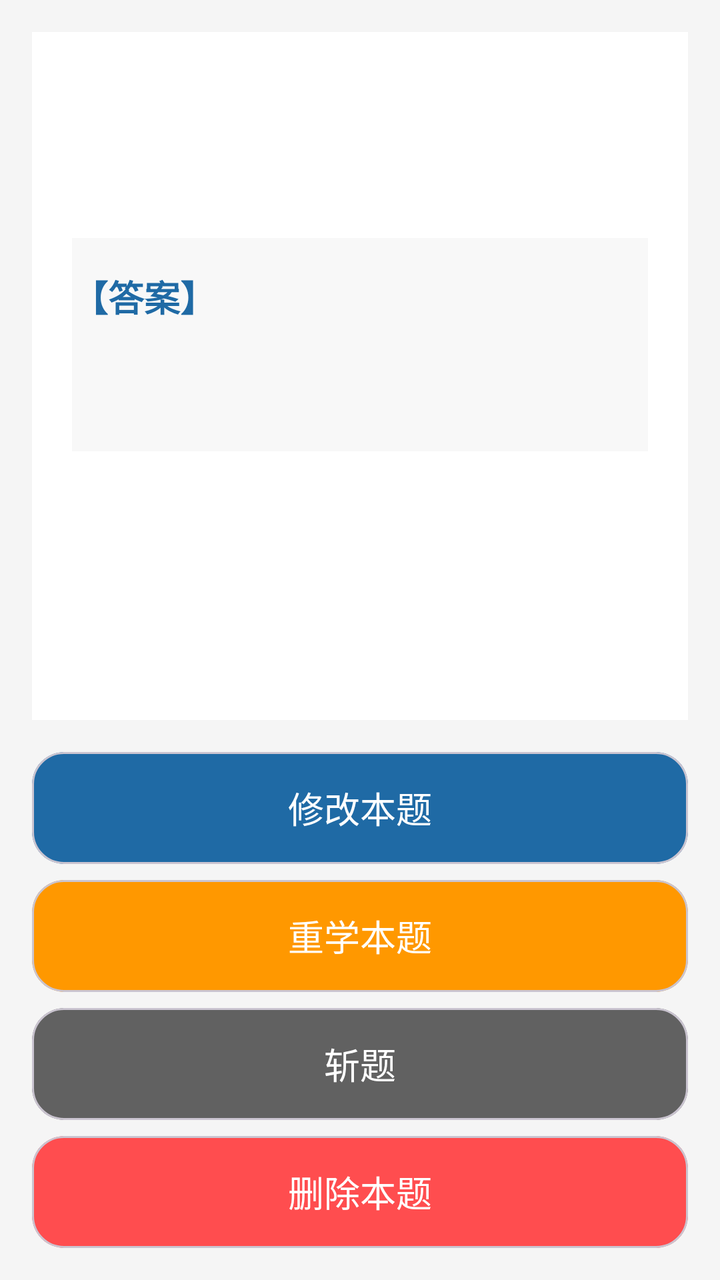
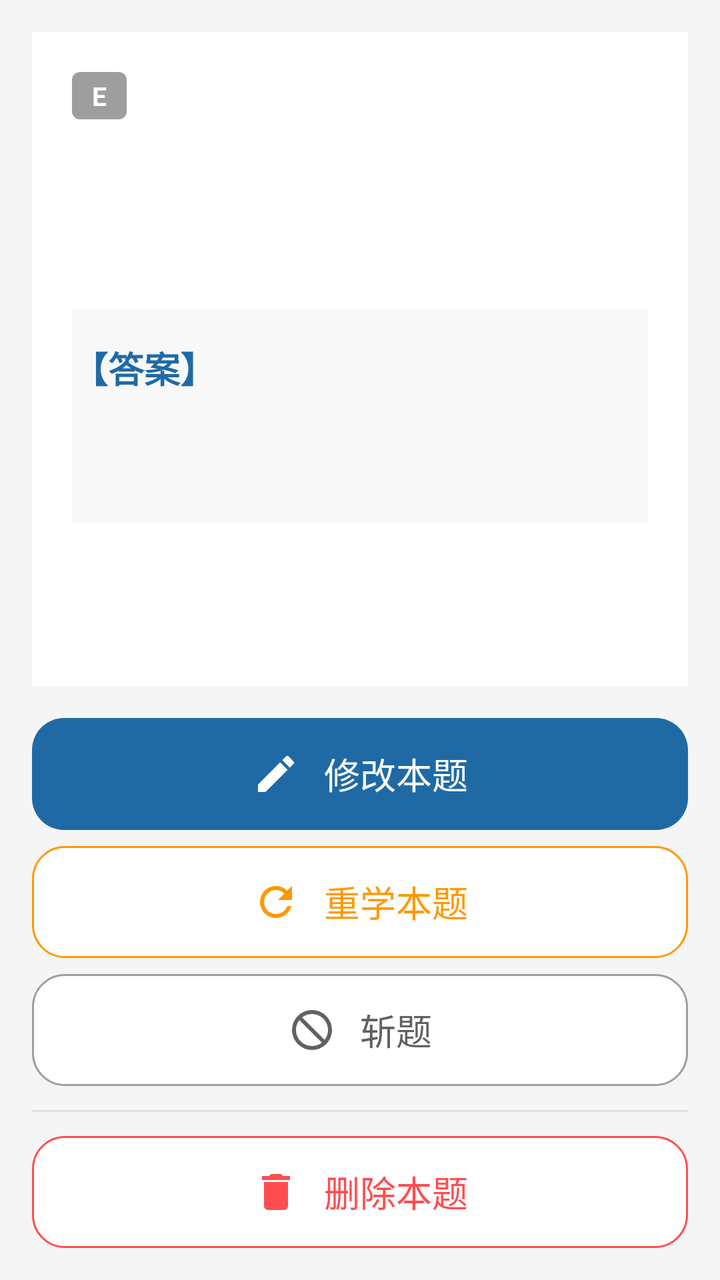

Compare the two renders of this Android layout. The source of the first and the diff that turns it into the second are given below.
<!-- AndroidManifest.xml: application theme Theme.Demo -->
<!-- res/layout/activity_question_detail.xml -->
<?xml version="1.0" encoding="utf-8"?>
<LinearLayout
    xmlns:android="http://schemas.android.com/apk/res/android"
    xmlns:app="http://schemas.android.com/apk/res-auto"
    android:layout_width="match_parent"
    android:layout_height="match_parent"
    android:orientation="vertical"
    android:background="#f5f5f5"
    android:padding="16dp">

    <androidx.core.widget.NestedScrollView
        android:layout_width="match_parent"
        android:layout_height="0dp"
        android:layout_weight="1"
        android:background="@android:color/white"
        android:padding="20dp">

        <LinearLayout
            android:layout_width="match_parent"
            android:layout_height="wrap_content"
            android:orientation="vertical">

            <TextView
                android:id="@+id/tv_question"
                android:layout_width="match_parent"
                android:layout_height="wrap_content"
                android:textSize="20sp"
                android:textColor="#333333"
                android:lineSpacingExtra="8dp"/>

            <HorizontalScrollView
                android:layout_width="match_parent"
                android:layout_height="wrap_content"
                android:layout_marginTop="16dp">
                <LinearLayout
                    android:id="@+id/review_image_layout"
                    android:layout_width="wrap_content"
                    android:layout_height="wrap_content"
                    android:orientation="horizontal"
                    android:padding="8dp"/>
            </HorizontalScrollView>

            <LinearLayout
                android:id="@+id/answer_layout"
                android:layout_width="match_parent"
                android:layout_height="wrap_content"
                android:orientation="vertical"
                android:layout_marginTop="24dp"
                android:paddingTop="16dp"
                android:background="#f8f8f8">

                <TextView
                    android:layout_width="wrap_content"
                    android:layout_height="wrap_content"
                    android:text="【答案】"
                    android:textSize="18sp"
                    android:textStyle="bold"
                    android:textColor="#1f6aa5"/>

                <TextView
                    android:id="@+id/tv_answer"
                    android:layout_width="match_parent"
                    android:layout_height="wrap_content"
                    android:textSize="18sp"
                    android:textColor="#333333"
                    android:layout_marginTop="8dp"/>

                <HorizontalScrollView
                    android:layout_width="match_parent"
                    android:layout_height="wrap_content"
                    android:layout_marginTop="16dp">
                    <LinearLayout
                        android:id="@+id/answer_image_layout"
                        android:layout_width="wrap_content"
                        android:layout_height="wrap_content"
                        android:orientation="horizontal"
                        android:padding="8dp"/>
                </HorizontalScrollView>

            </LinearLayout>

        </LinearLayout>

    </androidx.core.widget.NestedScrollView>

    
    <LinearLayout
        android:layout_width="match_parent"
        android:layout_height="wrap_content"
        android:orientation="vertical"
        android:layout_marginTop="16dp">

        
        <com.google.android.material.card.MaterialCardView
            android:id="@+id/btn_edit"
            android:layout_width="match_parent"
            android:layout_height="56dp"
            app:cardCornerRadius="16dp"
            app:cardBackgroundColor="#1f6aa5"
            android:layout_marginBottom="8dp">

            <TextView
                android:layout_width="match_parent"
                android:layout_height="match_parent"
                android:text="修改本题"
                android:textColor="@android:color/white"
                android:textSize="18sp"
                android:gravity="center"/>
        </com.google.android.material.card.MaterialCardView>

        
        <com.google.android.material.card.MaterialCardView
            android:id="@+id/btn_restudy"
            android:layout_width="match_parent"
            android:layout_height="56dp"
            app:cardCornerRadius="16dp"
            app:cardBackgroundColor="#ff9800"
            android:layout_marginBottom="8dp">

            <TextView
                android:layout_width="match_parent"
                android:layout_height="match_parent"
                android:text="重学本题"
                android:textColor="@android:color/white"
                android:textSize="18sp"
                android:gravity="center"/>
        </com.google.android.material.card.MaterialCardView>

        
        <com.google.android.material.card.MaterialCardView
            android:id="@+id/btn_exclude"
            android:layout_width="match_parent"
            android:layout_height="56dp"
            app:cardCornerRadius="16dp"
            app:cardBackgroundColor="#616161"
            android:layout_marginBottom="8dp">

            <TextView
                android:id="@+id/btn_exclude_text"
                android:layout_width="match_parent"
                android:layout_height="match_parent"
                android:text="斩题"
                android:textColor="@android:color/white"
                android:textSize="18sp"
                android:gravity="center"/>
        </com.google.android.material.card.MaterialCardView>

        
        <com.google.android.material.card.MaterialCardView
            android:id="@+id/btn_delete"
            android:layout_width="match_parent"
            android:layout_height="56dp"
            app:cardCornerRadius="16dp"
            app:cardBackgroundColor="#ff4d4f">

            <TextView
                android:layout_width="match_parent"
                android:layout_height="match_parent"
                android:text="删除本题"
                android:textColor="@android:color/white"
                android:textSize="18sp"
                android:gravity="center"/>
        </com.google.android.material.card.MaterialCardView>

    </LinearLayout>

</LinearLayout>
<!-- resources referenced by this layout -->
<resources>
  <!-- unchanged entries left out for length: 2 -->
</resources>

<!-- the commit's change to res/layout/activity_question_detail.xml (unified diff, before → after) -->
@@ -20,13 +20,48 @@
             android:layout_height="wrap_content"
             android:orientation="vertical">
 
+            
+            <LinearLayout
+                android:layout_width="wrap_content"
+                android:layout_height="wrap_content"
+                android:orientation="horizontal"
+                android:gravity="center_vertical">
+
+                <TextView
+                    android:id="@+id/tv_level_badge"
+                    android:layout_width="wrap_content"
+                    android:layout_height="wrap_content"
+                    android:background="@drawable/bg_level_badge"
+                    android:paddingHorizontal="10dp"
+                    android:paddingVertical="3dp"
+                    android:textColor="@android:color/white"
+                    android:textSize="13sp"
+                    android:textStyle="bold"
+                    android:text="E" />
+
+                <TextView
+                    android:id="@+id/tv_excluded_badge"
+                    android:layout_width="wrap_content"
+                    android:layout_height="wrap_content"
+                    android:layout_marginStart="8dp"
+                    android:background="@drawable/bg_level_badge"
+                    android:paddingHorizontal="10dp"
+                    android:paddingVertical="3dp"
+                    android:textColor="@android:color/white"
+                    android:textSize="13sp"
+                    android:textStyle="bold"
+                    android:text="已斩"
+                    android:visibility="gone" />
+            </LinearLayout>
+
             <TextView
                 android:id="@+id/tv_question"
                 android:layout_width="match_parent"
                 android:layout_height="wrap_content"
+                android:layout_marginTop="12dp"
                 android:textSize="20sp"
-                android:textColor="#333333"
-                android:lineSpacingExtra="8dp"/>
+                android:textColor="@color/detail_text_primary"
+                android:lineSpacingExtra="8dp" />
 
             <HorizontalScrollView
                 android:layout_width="match_parent"
@@ -37,7 +72,7 @@
                     android:layout_width="wrap_content"
                     android:layout_height="wrap_content"
                     android:orientation="horizontal"
-                    android:padding="8dp"/>
+                    android:padding="8dp" />
             </HorizontalScrollView>
 
             <LinearLayout
@@ -55,15 +90,15 @@
                     android:text="【答案】"
                     android:textSize="18sp"
                     android:textStyle="bold"
-                    android:textColor="#1f6aa5"/>
+                    android:textColor="#1f6aa5" />
 
                 <TextView
                     android:id="@+id/tv_answer"
                     android:layout_width="match_parent"
                     android:layout_height="wrap_content"
                     android:textSize="18sp"
-                    android:textColor="#333333"
-                    android:layout_marginTop="8dp"/>
+                    android:textColor="@color/detail_text_primary"
+                    android:layout_marginTop="8dp" />
 
                 <HorizontalScrollView
                     android:layout_width="match_parent"
@@ -74,7 +109,7 @@
                         android:layout_width="wrap_content"
                         android:layout_height="wrap_content"
                         android:orientation="horizontal"
-                        android:padding="8dp"/>
+                        android:padding="8dp" />
                 </HorizontalScrollView>
 
             </LinearLayout>
@@ -85,82 +120,132 @@
 
     
     <LinearLayout
+        android:id="@+id/action_group"
         android:layout_width="match_parent"
         android:layout_height="wrap_content"
         android:orientation="vertical"
         android:layout_marginTop="16dp">
 
         
-        <com.google.android.material.card.MaterialCardView
+        <LinearLayout
             android:id="@+id/btn_edit"
             android:layout_width="match_parent"
             android:layout_height="56dp"
-            app:cardCornerRadius="16dp"
-            app:cardBackgroundColor="#1f6aa5"
+            android:orientation="horizontal"
+            android:gravity="center"
+            android:background="@drawable/bg_detail_primary"
+            android:foreground="?attr/selectableItemBackground"
+            android:clickable="true"
+            android:focusable="true"
             android:layout_marginBottom="8dp">
 
-            <TextView
-                android:layout_width="match_parent"
-                android:layout_height="match_parent"
+            <ImageView
+                android:layout_width="24dp"
+                android:layout_height="24dp"
+                android:layout_marginEnd="12dp"
+                android:src="@drawable/ic_detail_edit"
+                android:contentDescription="修改" />
+
+            <TextView
+                android:layout_width="wrap_content"
+                android:layout_height="wrap_content"
                 android:text="修改本题"
                 android:textColor="@android:color/white"
-                android:textSize="18sp"
-                android:gravity="center"/>
-        </com.google.android.material.card.MaterialCardView>
-
-        
-        <com.google.android.material.card.MaterialCardView
+                android:textSize="18sp" />
+        </LinearLayout>
+
+        
+        <LinearLayout
             android:id="@+id/btn_restudy"
             android:layout_width="match_parent"
             android:layout_height="56dp"
-            app:cardCornerRadius="16dp"
-            app:cardBackgroundColor="#ff9800"
+            android:orientation="horizontal"
+            android:gravity="center"
+            android:background="@drawable/bg_detail_outline_warn"
+            android:foreground="?attr/selectableItemBackground"
+            android:clickable="true"
+            android:focusable="true"
             android:layout_marginBottom="8dp">
 
-            <TextView
-                android:layout_width="match_parent"
-                android:layout_height="match_parent"
+            <ImageView
+                android:layout_width="24dp"
+                android:layout_height="24dp"
+                android:layout_marginEnd="12dp"
+                android:src="@drawable/ic_detail_restudy"
+                android:contentDescription="重学" />
+
+            <TextView
+                android:layout_width="wrap_content"
+                android:layout_height="wrap_content"
                 android:text="重学本题"
-                android:textColor="@android:color/white"
-                android:textSize="18sp"
-                android:gravity="center"/>
-        </com.google.android.material.card.MaterialCardView>
-
-        
-        <com.google.android.material.card.MaterialCardView
+                android:textColor="@color/detail_warn"
+                android:textSize="18sp" />
+        </LinearLayout>
+
+        
+        <LinearLayout
             android:id="@+id/btn_exclude"
             android:layout_width="match_parent"
             android:layout_height="56dp"
-            app:cardCornerRadius="16dp"
-            app:cardBackgroundColor="#616161"
+            android:orientation="horizontal"
+            android:gravity="center"
+            android:background="@drawable/bg_detail_outline_gray"
+            android:foreground="?attr/selectableItemBackground"
+            android:clickable="true"
+            android:focusable="true"
             android:layout_marginBottom="8dp">
 
+            <ImageView
+                android:id="@+id/btn_exclude_icon"
+                android:layout_width="24dp"
+                android:layout_height="24dp"
+                android:layout_marginEnd="12dp"
+                android:src="@drawable/ic_detail_exclude"
+                android:contentDescription="斩题" />
+
             <TextView
                 android:id="@+id/btn_exclude_text"
-                android:layout_width="match_parent"
-                android:layout_height="match_parent"
+                android:layout_width="wrap_content"
+                android:layout_height="wrap_content"
                 android:text="斩题"
-                android:textColor="@android:color/white"
-                android:textSize="18sp"
-                android:gravity="center"/>
-        </com.google.android.material.card.MaterialCardView>
-
-        
-        <com.google.android.material.card.MaterialCardView
+                android:textColor="@color/detail_text_secondary"
+                android:textSize="18sp" />
+        </LinearLayout>
+
+        
+        <View
+            android:layout_width="match_parent"
+            android:layout_height="1dp"
+            android:background="@color/detail_divider"
+            android:layout_marginTop="4dp"
+            android:layout_marginBottom="12dp" />
+
+        
+        <LinearLayout
             android:id="@+id/btn_delete"
             android:layout_width="match_parent"
             android:layout_height="56dp"
-            app:cardCornerRadius="16dp"
-            app:cardBackgroundColor="#ff4d4f">
-
-            <TextView
-                android:layout_width="match_parent"
-                android:layout_height="match_parent"
+            android:orientation="horizontal"
+            android:gravity="center"
+            android:background="@drawable/bg_detail_outline_danger"
+            android:foreground="?attr/selectableItemBackground"
+            android:clickable="true"
+            android:focusable="true">
+
+            <ImageView
+                android:layout_width="24dp"
+                android:layout_height="24dp"
+                android:layout_marginEnd="12dp"
+                android:src="@drawable/ic_detail_delete"
+                android:contentDescription="删除" />
+
+            <TextView
+                android:layout_width="wrap_content"
+                android:layout_height="wrap_content"
                 android:text="删除本题"
-                android:textColor="@android:color/white"
-                android:textSize="18sp"
-                android:gravity="center"/>
-        </com.google.android.material.card.MaterialCardView>
+                android:textColor="@color/detail_danger"
+                android:textSize="18sp" />
+        </LinearLayout>
 
     </LinearLayout>
 
<!-- resource entries referenced after the edit -->
@@ -1,5 +1,99 @@
 <!-- resources referenced by this layout -->
 <resources>
+  <color name="detail_danger">#FF4D4F</color>
+  <color name="detail_divider">#E0E0E0</color>
+  <color name="detail_text_primary">#333333</color>
+  <color name="detail_text_secondary">#616161</color>
+  <color name="detail_warn">#FF9800</color>
+  <!-- drawable bg_detail_outline_danger (drawable) -->
+  <?xml version="1.0" encoding="utf-8"?>
+  <shape xmlns:android="http://schemas.android.com/apk/res/android"
+      android:shape="rectangle">
+      <corners android:radius="16dp" />
+      <solid android:color="#FFFFFF" />
+      <stroke android:width="1dp" android:color="@color/detail_danger" />
+  </shape>
+  <!-- drawable bg_detail_outline_gray (drawable) -->
+  <?xml version="1.0" encoding="utf-8"?>
+  <shape xmlns:android="http://schemas.android.com/apk/res/android"
+      android:shape="rectangle">
+      <corners android:radius="16dp" />
+      <solid android:color="#FFFFFF" />
+      <stroke android:width="1dp" android:color="@color/detail_secondary_stroke" />
+  </shape>
+  <!-- drawable bg_detail_outline_warn (drawable) -->
+  <?xml version="1.0" encoding="utf-8"?>
+  <shape xmlns:android="http://schemas.android.com/apk/res/android"
+      android:shape="rectangle">
+      <corners android:radius="16dp" />
+      <solid android:color="#FFFFFF" />
+      <stroke android:width="1dp" android:color="@color/detail_warn" />
+  </shape>
+  <!-- drawable bg_detail_primary (drawable) -->
+  <?xml version="1.0" encoding="utf-8"?>
+  <shape xmlns:android="http://schemas.android.com/apk/res/android"
+      android:shape="rectangle">
+      <corners android:radius="16dp" />
+      <solid android:color="@color/detail_primary" />
+  </shape>
+  <!-- drawable bg_level_badge (drawable) -->
+  <?xml version="1.0" encoding="utf-8"?>
+  <shape xmlns:android="http://schemas.android.com/apk/res/android"
+      android:shape="rectangle">
+      <corners android:radius="4dp"/>
+      <solid android:color="#9e9e9e"/>
+  </shape>
+  <!-- drawable ic_detail_delete (drawable) -->
+  <?xml version="1.0" encoding="utf-8"?>
+  <vector xmlns:android="http://schemas.android.com/apk/res/android"
+      android:width="24dp"
+      android:height="24dp"
+      android:viewportWidth="24"
+      android:viewportHeight="24"
+      android:tint="@color/detail_danger">
+      <path
+          android:fillColor="#FFFFFF"
+          android:pathData="M6,19a2,2 0,0 0,2 2h8a2,2 0,0 0,2 -2V7H6zM19,4h-3.5l-1,-1h-5l-1,1H5v2h14z" />
+  </vector>
+  <!-- drawable ic_detail_edit (drawable) -->
+  <?xml version="1.0" encoding="utf-8"?>
+  <vector xmlns:android="http://schemas.android.com/apk/res/android"
+      android:width="24dp"
+      android:height="24dp"
+      android:viewportWidth="24"
+      android:viewportHeight="24"
+      android:tint="@color/white">
+      <path
+          android:fillColor="#FFFFFF"
+          android:pathData="M3,17.25V21h3.75L17.81,9.94l-3.75,-3.75L3,17.25zM20.71,7.04a1,1 0 0,0 0,-1.41l-2.34,-2.34a1,1 0 0,0 -1.41,0l-1.83,1.83 3.75,3.75 1.83,-1.83z" />
+  </vector>
+  <!-- drawable ic_detail_exclude (drawable) -->
+  <?xml version="1.0" encoding="utf-8"?>
+  <vector xmlns:android="http://schemas.android.com/apk/res/android"
+      android:width="24dp"
+      android:height="24dp"
+      android:viewportWidth="24"
+      android:viewportHeight="24"
+      android:tint="@color/detail_text_secondary">
+      <path
+          android:fillColor="#FFFFFF"
+          android:pathData="M12,2a10,10 0,1 0,10 10A10,10 0,0 0,12 2zm0,18a8,8 0,0 1,-6.32 -12.91l11.23,11.23A7.96,7.96 0,0 1,12 20zm6.32,-3.09L7.09,5.68A8,8 0,0 1,12 4a8,8 0,0 1,6.32,12.91z" />
+  </vector>
+  <!-- drawable ic_detail_restudy (drawable) -->
+  <?xml version="1.0" encoding="utf-8"?>
+  <vector xmlns:android="http://schemas.android.com/apk/res/android"
+      android:width="24dp"
+      android:height="24dp"
+      android:viewportWidth="24"
+      android:viewportHeight="24"
+      android:tint="@color/detail_warn">
+      <path
+          android:fillColor="#FFFFFF"
+          android:pathData="M17.65,6.35A7.95,7.95 0,0 0,12 4a8,8 0,1 0,7.73,10h-2.08A6,6 0,1 1,12 6c1.66,0 3.14,0.69 4.22,1.78L13,11h7V4l-2.35,2.35z" />
+  </vector>
+  <color name="detail_secondary_stroke">#9E9E9E</color>
+  <color name="detail_primary">#1F6AA5</color>
+  <color name="white">#FFFFFFFF</color>
   <!-- unchanged entries left out for length: 2 -->
 </resources>
 
